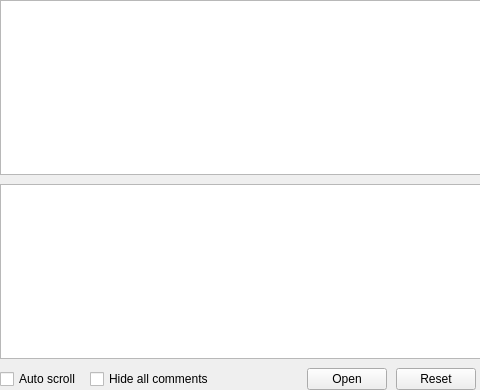
Before: the Qt Designer form src/gpilot/ui/forms/partials/main/partmainprogram.ui in etet100/AstroCore-GCode-Sender, drawn with Qt 5; both pictures show x 0 to 480 and y 0 to 390 of the 743 by 390 pixel window.
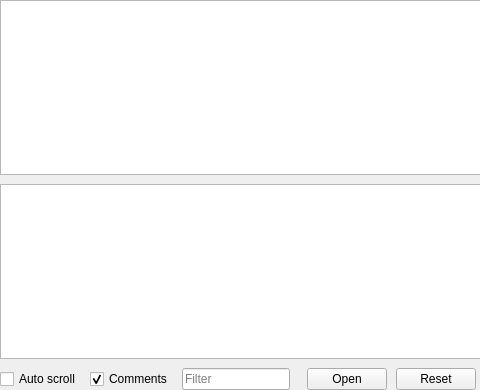
After: the same form once the commit is applied. Custom widgets are drawn as their Qt base class.

Commit message: Show comments, g-code filtering

Patch:
```diff
--- a/src/gpilot/ui/forms/partials/main/partmainprogram.ui
+++ b/src/gpilot/ui/forms/partials/main/partmainprogram.ui
@@ -104,7 +104,17 @@
        <item>
         <widget class="QCheckBox" name="chkHideComments">
          <property name="text">
-          <string>Hide all comments</string>
+          <string>Comments</string>
+         </property>
+         <property name="checked">
+          <bool>true</bool>
+         </property>
+        </widget>
+       </item>
+       <item>
+        <widget class="QLineEdit" name="txtFilter">
+         <property name="placeholderText">
+          <string>Filter</string>
          </property>
         </widget>
        </item>
```
Left out of the diff: 2 changed lines with no effect on the pictures. The commit also changes 5 other files.
